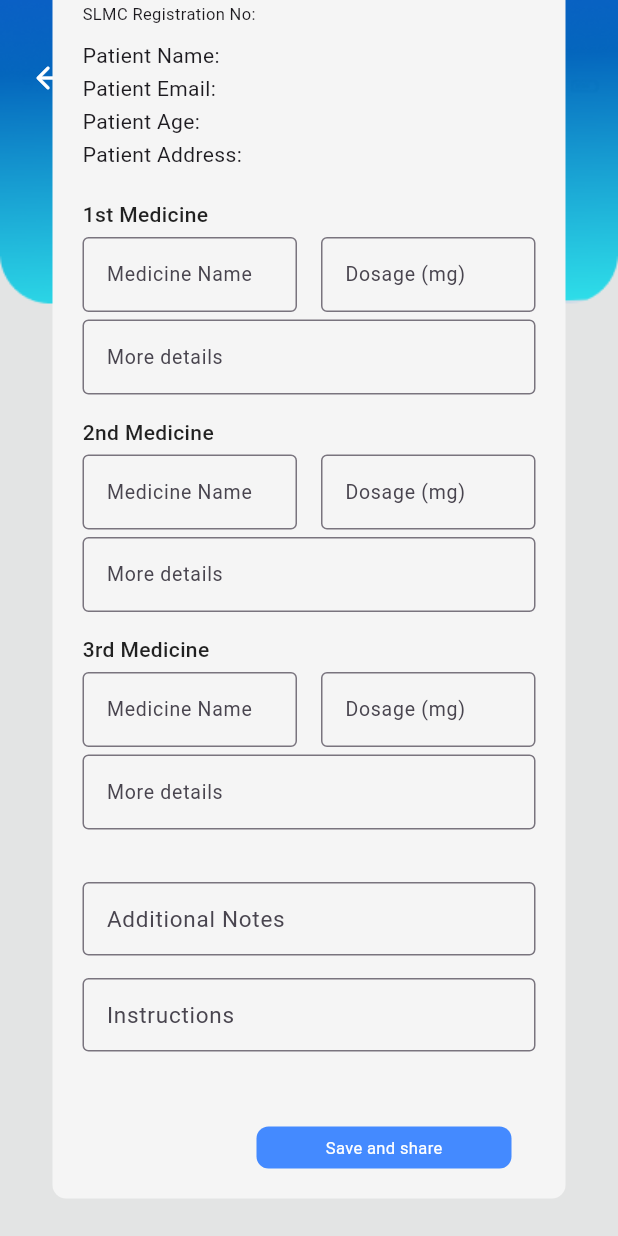
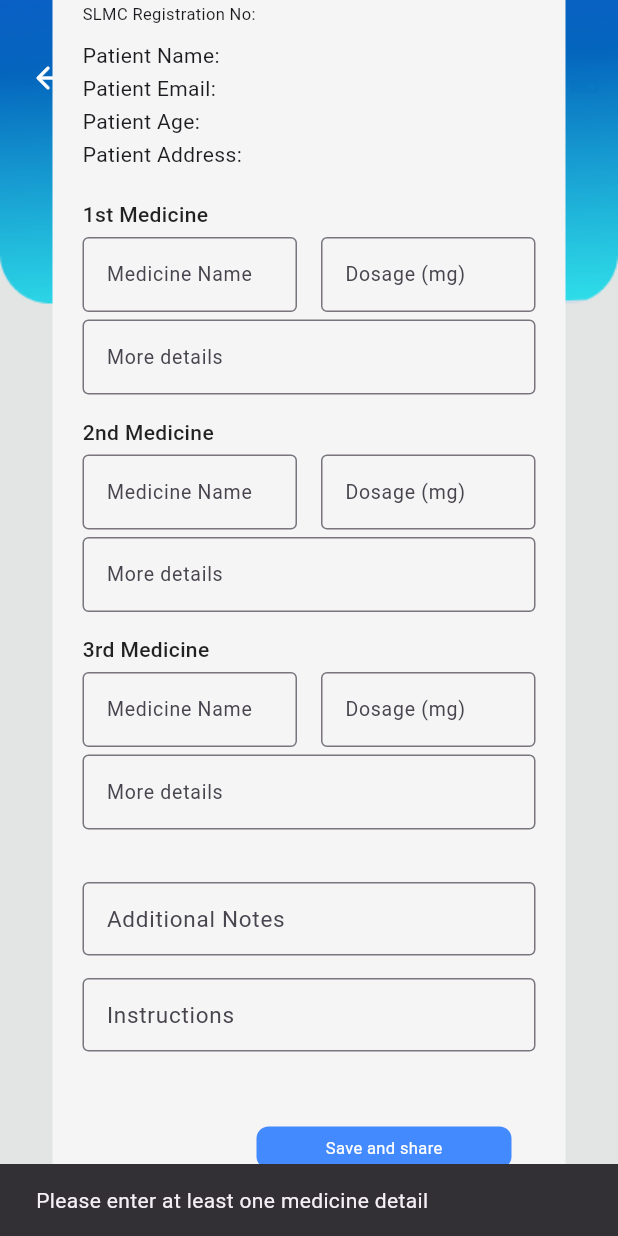
Before and after one commit to Jaindu1223/med_vault, a Flutter app: the NewPrescription screen opened directly with empty values, scrolled down 274 dp, after a tap on "Save and share", on a phone screen of 412 x 824 dp. Run offline on Flutter 3.47's test engine with Material 3 defaults, Android fonts, the phone set to English and light mode, and no system bars; our stand-ins replace firebase_core, geolocator, qr_flutter; missing offline and left inert: qr_code_scanner; accounts and stored records are empty; network calls fail.

Commit message:
update new prescription

```diff
--- a/lib/pages/doctor/new_prescription.dart
+++ b/lib/pages/doctor/new_prescription.dart
@@ -29,6 +29,10 @@ class _NewPrescriptionState extends State<NewPrescription> {
   String _patientEmail = '';
   String _patientAddress = '';
 
+  final _doctorNameController = TextEditingController();
+  final _doctorSLMCController = TextEditingController();
+  final _doctorSpecialityController = TextEditingController();
+
   final _patientNameController = TextEditingController();
   final _patientEmailController = TextEditingController();
   final _ageController = TextEditingController();
@@ -48,6 +52,9 @@ class _NewPrescriptionState extends State<NewPrescription> {
 
   final _additionalController = TextEditingController();
   final _instructionsController = TextEditingController();
+
+  bool _isPatientDataLoaded = false;
+  bool _isDoctorDataLoaded = false;
 
   @override
   void initState() {
@@ -69,6 +76,8 @@ class _NewPrescriptionState extends State<NewPrescription> {
           _doctorName = responseData2['docName'];
           _doctorSLMC = responseData2['docSLMC'];
           _doctorSpeciality = responseData2['docSpeciality'];
+          _isDoctorDataLoaded = true;
+          _submitFormIfDataLoaded();
         });
       }else {
           print('Failed to fetch doctor data');
@@ -89,26 +98,36 @@ class _NewPrescriptionState extends State<NewPrescription> {
       Map<String, dynamic> data = jsonDecode(response.body);
       setState(() {
 
-        _patientAge = data['patAge'].toString();
+
+        _patientAge = (data['patAge'] ?? 0).toString();
         _patientEmail = patientEmail;
         _patientName = data['patName'];
         _patientAddress = data['patAddress'];
+        _isPatientDataLoaded = true;
+        _submitFormIfDataLoaded();
       });
     } else {
       print('Failed to fetch patient data');
     }
   }
 
+  void _submitFormIfDataLoaded() {
+    if (_isPatientDataLoaded && _isDoctorDataLoaded) {
+      _submitForm();
+    }
+  }
 
   Future<void> _submitForm() async {
 
     final String patientEmail = widget.email;
 
-    // final _patientEmailController = TextEditingController();
-    // _patientEmailController.text = widget.email;
-    String patientName = _patientNameController.text;
-    int patientAge = int.tryParse(_ageController.text) ?? 0; // Convert age to int
-    String patientAddress = _addressController.text;
+    // String doctorName = _doctorNameController.text;
+    // String doctorSpecial = _doctorSpecialityController.text;
+    // String doctorSlmc = _doctorSLMCController.text;
+    //
+    // String patientName = _patientNameController.text;
+    // int patientAge = int.tryParse(_ageController.text) ?? 0; // Convert age to int
+    // String patientAddress = _addressController.text;
 
 
     final medication1Name = _medication1NameController.text;
@@ -126,12 +145,21 @@ class _NewPrescriptionState extends State<NewPrescription> {
     final additional = _additionalController.text;
     final instructions = _instructionsController.text;
 
-    // if (patientName == null || patientAge == null || patientAddress.isEmpty || medication1Name.isEmpty || dosage1 == null) {
-    //   ScaffoldMessenger.of(context).showSnackBar(
-    //     const SnackBar(content: Text('Please fill in all fields')),
-    //   );
-    //   return;
-    // }
+    if (_medication1NameController.text.isEmpty &&
+        _dosage1Controller.text.isEmpty &&
+        _moreDetails1Controller.text.isEmpty &&
+        _medication2NameController.text.isEmpty &&
+        _dosage2Controller.text.isEmpty &&
+        _moreDetails2Controller.text.isEmpty &&
+        _medication3NameController.text.isEmpty &&
+        _dosage3Controller.text.isEmpty &&
+        _moreDetails3Controller.text.isEmpty) {
+      ScaffoldMessenger.of(context).showSnackBar(
+        const SnackBar(content: Text('Please enter at least one medicine detail')),
+      );
+      return; // Exit the method without saving the prescription
+    }
+
 
     final response = await http.post(
       Uri.parse('https://medvault-backend-wv3ggtvglq-uc.a.run.app/saveprescription'),
@@ -142,10 +170,10 @@ class _NewPrescriptionState extends State<NewPrescription> {
         'docName': _doctorName,
         'docSpeciality': _doctorSpeciality,
         'docSLMC': _doctorSLMC,
-        'patientName': patientName,
-        'email': patientEmail,
-        'age': patientAge,
-        'address': patientAddress,
+        'patientName': _patientName,
+        'email': _patientEmail,
+        'age': _patientAge,
+        'address': _patientAddress,
         'medication1Name': medication1Name,
         'dosage1': dosage1,
         'moreDetails1': moreDetails1,
```
